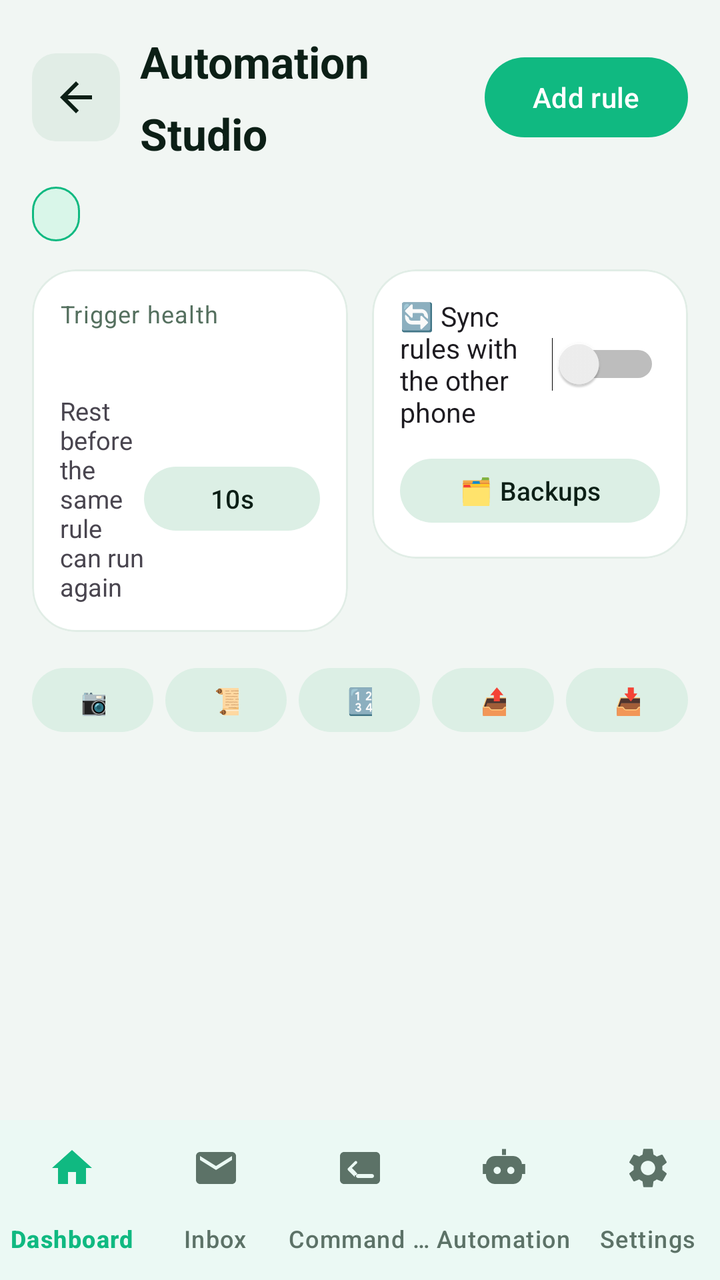
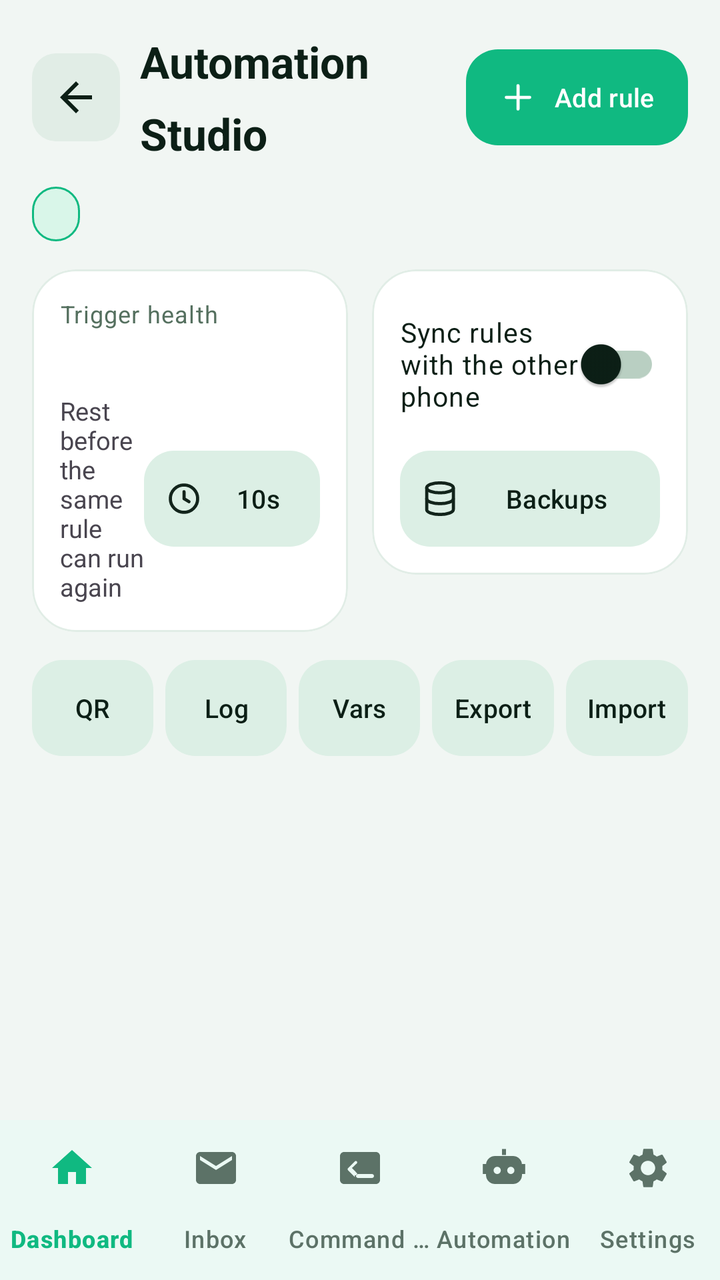

Two renders of the same Android screen: before a commit and after it. Below are the layout's source before the change and the commit's diff.
<!-- AndroidManifest.xml: application theme Theme.PhoneLink -->
<!-- res/layout/activity_automation.xml -->
<?xml version="1.0" encoding="utf-8"?>
<LinearLayout xmlns:android="http://schemas.android.com/apk/res/android"
    xmlns:app="http://schemas.android.com/apk/res-auto"
    android:layout_width="match_parent"
    android:layout_height="match_parent"
    android:orientation="vertical">

    <LinearLayout
        android:layout_width="match_parent"
        android:layout_height="0dp"
        android:layout_weight="1"
        android:orientation="vertical"
        android:padding="16dp">

        <LinearLayout
            android:layout_width="match_parent"
            android:layout_height="wrap_content"
            android:gravity="center_vertical"
            android:orientation="horizontal">

            <ImageButton
                android:id="@+id/btnAutoBack"
                android:layout_width="44dp"
                android:layout_height="44dp"
                android:background="@drawable/bg_back_chip"
                android:contentDescription="@string/btn_back"
                android:padding="10dp"
                android:src="@drawable/ic_arrow_back"
                android:tint="?attr/colorOnSurface" />

            <TextView
                style="@style/PL.H1"
                android:layout_width="0dp"
                android:layout_marginStart="10dp"
                android:layout_weight="1"
                android:text="@string/auto_studio"
                android:textSize="22sp" />

            <com.google.android.material.button.MaterialButton
                android:id="@+id/btnAddRule"
                style="@style/PL.BtnPill"
                android:layout_width="wrap_content"
                android:layout_height="wrap_content"
                android:text="@string/auto_add" />
        </LinearLayout>

        <TextView
            android:id="@+id/tvAutoPill"
            style="@style/PL.Pill"
            android:layout_marginTop="12dp" />

        <LinearLayout
            android:layout_width="match_parent"
            android:layout_height="wrap_content"
            android:layout_marginTop="14dp"
            android:orientation="horizontal">

            
            <com.google.android.material.card.MaterialCardView
                android:layout_width="0dp"
                android:layout_height="wrap_content"
                android:layout_marginEnd="6dp"
                android:layout_weight="1">

                <LinearLayout
                    android:layout_width="match_parent"
                    android:layout_height="wrap_content"
                    android:orientation="vertical"
                    android:padding="14dp">

                    <TextView
                        style="@style/PL.BodySmall"
                        android:text="@string/auto_health_title" />

                    <TextView
                        android:id="@+id/tvHealthTitle"
                        android:layout_width="match_parent"
                        android:layout_height="wrap_content"
                        android:layout_marginTop="4dp"
                        android:textColor="?attr/colorPrimary"
                        android:textSize="14.5sp"
                        android:textStyle="bold" />

                    <LinearLayout
                        android:id="@+id/healthRows"
                        android:layout_width="match_parent"
                        android:layout_height="wrap_content"
                        android:orientation="vertical" />

                    <LinearLayout
                        android:layout_width="match_parent"
                        android:layout_height="wrap_content"
                        android:layout_marginTop="8dp"
                        android:gravity="center_vertical"
                        android:orientation="horizontal">

                        <TextView
                            android:layout_width="0dp"
                            android:layout_height="wrap_content"
                            android:layout_weight="1"
                            android:text="@string/auto_rest_label"
                            android:textSize="12.5sp" />

                        <com.google.android.material.button.MaterialButton
                            android:id="@+id/btnRestTime"
                            style="@style/PL.BtnChip"
                            android:layout_width="wrap_content"
                            android:layout_height="wrap_content"
                            android:text="10s" />
                    </LinearLayout>
                </LinearLayout>
            </com.google.android.material.card.MaterialCardView>

            
            <com.google.android.material.card.MaterialCardView
                android:layout_width="0dp"
                android:layout_height="wrap_content"
                android:layout_marginStart="6dp"
                android:layout_weight="1">

                <LinearLayout
                    android:layout_width="match_parent"
                    android:layout_height="wrap_content"
                    android:orientation="vertical"
                    android:padding="14dp">

                    <Switch
                        android:id="@+id/swRulesSync"
                        android:layout_width="match_parent"
                        android:layout_height="wrap_content"
                        android:text="@string/auto_rules_sync"
                        android:textSize="13.5sp" />

                    <com.google.android.material.button.MaterialButton
                        android:id="@+id/btnAutoBackup"
                        style="@style/PL.BtnChip"
                        android:layout_width="match_parent"
                        android:layout_height="wrap_content"
                        android:layout_marginTop="10dp"
                        android:text="@string/auto_backup" />
                </LinearLayout>
            </com.google.android.material.card.MaterialCardView>
        </LinearLayout>

        
        <LinearLayout
            android:layout_width="match_parent"
            android:layout_height="wrap_content"
            android:layout_marginTop="14dp"
            android:orientation="horizontal">

            <com.google.android.material.button.MaterialButton
                android:id="@+id/btnAutoQr"
                style="@style/PL.BtnChip"
                android:layout_width="0dp"
                android:layout_height="wrap_content"
                android:layout_marginEnd="3dp"
                android:layout_weight="1"
                android:maxLines="1"
                android:text="@string/auto_qr" />

            <com.google.android.material.button.MaterialButton
                android:id="@+id/btnAutoLog"
                style="@style/PL.BtnChip"
                android:layout_width="0dp"
                android:layout_height="wrap_content"
                android:layout_marginStart="3dp"
                android:layout_marginEnd="3dp"
                android:layout_weight="1"
                android:maxLines="1"
                android:text="@string/auto_log" />

            <com.google.android.material.button.MaterialButton
                android:id="@+id/btnAutoVars"
                style="@style/PL.BtnChip"
                android:layout_width="0dp"
                android:layout_height="wrap_content"
                android:layout_marginStart="3dp"
                android:layout_marginEnd="3dp"
                android:layout_weight="1"
                android:maxLines="1"
                android:text="@string/auto_vars" />

            <com.google.android.material.button.MaterialButton
                android:id="@+id/btnAutoExport"
                style="@style/PL.BtnChip"
                android:layout_width="0dp"
                android:layout_height="wrap_content"
                android:layout_marginStart="3dp"
                android:layout_marginEnd="3dp"
                android:layout_weight="1"
                android:maxLines="1"
                android:text="@string/auto_export" />

            <com.google.android.material.button.MaterialButton
                android:id="@+id/btnAutoImport"
                style="@style/PL.BtnChip"
                android:layout_width="0dp"
                android:layout_height="wrap_content"
                android:layout_marginStart="3dp"
                android:layout_weight="1"
                android:maxLines="1"
                android:text="@string/auto_import" />
        </LinearLayout>

        <ScrollView
            android:layout_width="match_parent"
            android:layout_height="0dp"
            android:layout_marginTop="14dp"
            android:layout_weight="1">

            <LinearLayout
                android:id="@+id/autoContainer"
                android:layout_width="match_parent"
                android:layout_height="wrap_content"
                android:orientation="vertical" />
        </ScrollView>
    </LinearLayout>

    <com.google.android.material.bottomnavigation.BottomNavigationView
        android:id="@+id/autoBottomNav"
        android:layout_width="match_parent"
        android:layout_height="wrap_content"
        android:background="?attr/colorSurface"
        app:itemActiveIndicatorStyle="@style/PL.NavIndicator"
        app:itemIconTint="@color/bottom_nav_tint"
        app:itemTextColor="@color/bottom_nav_tint"
        app:labelVisibilityMode="labeled"
        app:menu="@menu/bottom_nav" />
</LinearLayout>
<!-- resources referenced by this layout -->
<resources>
  <string name="auto_backup">🗂 Backups</string>
  <string name="auto_export">📤 Export</string>
  <string name="auto_import">📥 Import</string>
  <string name="auto_log">📜 Log</string>
  <string name="auto_qr">📷 QR</string>
  <string name="auto_rules_sync">🔄 Sync rules with the other phone</string>
  <string name="auto_vars">🔢 Vars</string>
  <style name="PL.BtnChip" parent="Widget.Material3.Button.TonalButton">
          <item name="cornerRadius">20dp</item>
          <item name="backgroundTint">@color/md_btnFill</item>
          <item name="android:textColor">?attr/colorOnSurface</item>
          <item name="android:minHeight">40dp</item>
          <item name="android:textSize">13sp</item>
      </style>
  <style name="PL.BtnPill" parent="Widget.Material3.Button">
          <item name="cornerRadius">100dp</item>
      </style>
  <style name="PL.BtnFilled" parent="Widget.Material3.Button">
          <item name="cornerRadius">14dp</item>
      </style>
  <style name="PL.BtnOutlined" parent="Widget.Material3.Button.OutlinedButton">
          <item name="cornerRadius">14dp</item>
      </style>
  <!-- unchanged entries left out for length: 37 -->
</resources>

<!-- the commit's change to res/layout/activity_automation.xml (unified diff, before → after) -->
@@ -41,7 +41,8 @@
                 style="@style/PL.BtnPill"
                 android:layout_width="wrap_content"
                 android:layout_height="wrap_content"
-                android:text="@string/auto_add" />
+                android:text="@string/auto_add"
+                app:icon="@drawable/ic_plus" />
         </LinearLayout>
 
         <TextView
@@ -106,7 +107,8 @@
                             style="@style/PL.BtnChip"
                             android:layout_width="wrap_content"
                             android:layout_height="wrap_content"
-                            android:text="10s" />
+                            android:text="10s"
+                            app:icon="@drawable/ic_clock" />
                     </LinearLayout>
                 </LinearLayout>
             </com.google.android.material.card.MaterialCardView>
@@ -124,7 +126,8 @@
                     android:orientation="vertical"
                     android:padding="14dp">
 
-                    <Switch
+                    <com.google.android.material.switchmaterial.SwitchMaterial
+                        style="@style/PL.SwitchRow"
                         android:id="@+id/swRulesSync"
                         android:layout_width="match_parent"
                         android:layout_height="wrap_content"
@@ -137,7 +140,8 @@
                         android:layout_width="match_parent"
                         android:layout_height="wrap_content"
                         android:layout_marginTop="10dp"
-                        android:text="@string/auto_backup" />
+                        android:text="@string/auto_backup"
+                        app:icon="@drawable/ic_db" />
                 </LinearLayout>
             </com.google.android.material.card.MaterialCardView>
         </LinearLayout>
<!-- resource entries referenced after the edit -->
@@ -1,27 +1,133 @@
 <!-- resources referenced by this layout -->
 <resources>
-  <string name="auto_backup">🗂 Backups</string>
-  <string name="auto_export">📤 Export</string>
-  <string name="auto_import">📥 Import</string>
-  <string name="auto_log">📜 Log</string>
-  <string name="auto_qr">📷 QR</string>
-  <string name="auto_rules_sync">🔄 Sync rules with the other phone</string>
-  <string name="auto_vars">🔢 Vars</string>
+  <!-- drawable ic_clock (drawable) -->
+  <?xml version="1.0" encoding="utf-8"?>
+  <vector xmlns:android="http://schemas.android.com/apk/res/android"
+      android:width="24dp" android:height="24dp"
+      android:viewportWidth="24" android:viewportHeight="24">
+      <path android:pathData="M3.8000000000000007,12a8.2,8.2 0 1,0 16.4,0a8.2,8.2 0 1,0 -16.4,0"
+          android:fillColor="@android:color/transparent"
+          android:strokeColor="@color/pl_mint"
+          android:strokeWidth="1.9"
+          android:strokeLineCap="round"
+          android:strokeLineJoin="round" />
+      <path android:pathData="M12,7.8V12l3,1.8"
+          android:fillColor="@android:color/transparent"
+          android:strokeColor="@color/pl_mint"
+          android:strokeWidth="1.9"
+          android:strokeLineCap="round"
+          android:strokeLineJoin="round" />
+  </vector>
+  <!-- drawable ic_db (drawable) -->
+  <?xml version="1.0" encoding="utf-8"?>
+  <vector xmlns:android="http://schemas.android.com/apk/res/android"
+      android:width="24dp" android:height="24dp"
+      android:viewportWidth="24" android:viewportHeight="24">
+      <path android:pathData="M12,8.5c4.4,0 8,-1.3 8,-3s-3.6,-3 -8,-3 -8,1.3 -8,3 3.6,3 8,3z"
+          android:fillColor="@android:color/transparent"
+          android:strokeColor="@color/pl_mint"
+          android:strokeWidth="1.9"
+          android:strokeLineCap="round"
+          android:strokeLineJoin="round" />
+      <path android:pathData="M4,5.5v13c0,1.7 3.6,3 8,3s8,-1.3 8,-3v-13"
+          android:fillColor="@android:color/transparent"
+          android:strokeColor="@color/pl_mint"
+          android:strokeWidth="1.9"
+          android:strokeLineCap="round"
+          android:strokeLineJoin="round" />
+      <path android:pathData="M4,12c0,1.7 3.6,3 8,3s8,-1.3 8,-3"
+          android:fillColor="@android:color/transparent"
+          android:strokeColor="@color/pl_mint"
+          android:strokeWidth="1.9"
+          android:strokeLineCap="round"
+          android:strokeLineJoin="round" />
+  </vector>
+  <!-- drawable ic_plus (drawable) -->
+  <?xml version="1.0" encoding="utf-8"?>
+  <vector xmlns:android="http://schemas.android.com/apk/res/android"
+      android:width="24dp" android:height="24dp"
+      android:viewportWidth="24" android:viewportHeight="24">
+      <path android:pathData="M12,5v14M5,12h14"
+          android:fillColor="@android:color/transparent"
+          android:strokeColor="@color/pl_mint"
+          android:strokeWidth="1.9"
+          android:strokeLineCap="round"
+          android:strokeLineJoin="round" />
+  </vector>
+  <string name="auto_backup">Backups</string>
+  <string name="auto_export">Export</string>
+  <string name="auto_import">Import</string>
+  <string name="auto_log">Log</string>
+  <string name="auto_qr">QR</string>
+  <string name="auto_rules_sync">Sync rules with the other phone</string>
+  <string name="auto_vars">Vars</string>
   <style name="PL.BtnChip" parent="Widget.Material3.Button.TonalButton">
-          <item name="cornerRadius">20dp</item>
+          <item name="cornerRadius">15dp</item>
           <item name="backgroundTint">@color/md_btnFill</item>
           <item name="android:textColor">?attr/colorOnSurface</item>
-          <item name="android:minHeight">40dp</item>
+          <item name="android:minHeight">48dp</item>
+          <item name="android:insetTop">0dp</item>
+          <item name="android:insetBottom">0dp</item>
+          <item name="android:paddingStart">10dp</item>
+          <item name="android:paddingEnd">10dp</item>
           <item name="android:textSize">13sp</item>
+          <item name="android:maxLines">2</item>
+          <item name="android:ellipsize">end</item>
+          <item name="autoSizeTextType">uniform</item>
+          <item name="autoSizeMinTextSize">11sp</item>
+          <item name="autoSizeMaxTextSize">13sp</item>
+          <item name="autoSizeStepGranularity">1sp</item>
+          <item name="iconSize">20dp</item>
+          <item name="iconPadding">6dp</item>
       </style>
   <style name="PL.BtnPill" parent="Widget.Material3.Button">
-          <item name="cornerRadius">100dp</item>
+          <item name="cornerRadius">16dp</item>
+          <item name="android:minHeight">48dp</item>
+          <item name="android:insetTop">0dp</item>
+          <item name="android:insetBottom">0dp</item>
+          <item name="android:paddingStart">16dp</item>
+          <item name="android:paddingEnd">16dp</item>
+          <item name="android:textSize">13.5sp</item>
+          <item name="android:maxLines">2</item>
+          <item name="android:ellipsize">end</item>
+          <item name="autoSizeTextType">uniform</item>
+          <item name="autoSizeMinTextSize">11sp</item>
+          <item name="autoSizeMaxTextSize">13.5sp</item>
+          <item name="autoSizeStepGranularity">1sp</item>
+          <item name="iconSize">20dp</item>
+          <item name="iconPadding">7dp</item>
       </style>
+  <style name="PL.SwitchRow" parent="Widget.Material3.CompoundButton.Switch">
+          <item name="android:layout_width">match_parent</item>
+          <item name="android:layout_height">wrap_content</item>
+          <item name="android:paddingTop">8dp</item>
+          <item name="android:paddingBottom">8dp</item>
+          <item name="android:textSize">15sp</item>
+          <item name="android:textAppearance">@style/TextAppearance.Material3.BodyLarge</item>
+          <item name="android:textColor">?attr/colorOnSurface</item>
+      </style>
+  <color name="pl_mint">#10B981</color>
   <style name="PL.BtnFilled" parent="Widget.Material3.Button">
-          <item name="cornerRadius">14dp</item>
+          <item name="cornerRadius">15dp</item>
+          <item name="android:minHeight">48dp</item>
+          <item name="android:insetTop">0dp</item>
+          <item name="android:insetBottom">0dp</item>
+          <item name="android:paddingStart">16dp</item>
+          <item name="android:paddingEnd">16dp</item>
+          <item name="android:textSize">13.5sp</item>
+          <item name="android:maxLines">1</item>
+          <item name="android:ellipsize">end</item>
+          <item name="iconSize">20dp</item>
+          <item name="iconPadding">7dp</item>
       </style>
   <style name="PL.BtnOutlined" parent="Widget.Material3.Button.OutlinedButton">
-          <item name="cornerRadius">14dp</item>
+          <item name="cornerRadius">15dp</item>
+          <item name="android:minHeight">48dp</item>
+          <item name="android:insetTop">0dp</item>
+          <item name="android:insetBottom">0dp</item>
+          <item name="android:textSize">13.5sp</item>
+          <item name="android:maxLines">1</item>
+          <item name="android:ellipsize">end</item>
       </style>
   <!-- unchanged entries left out for length: 37 -->
 </resources>
